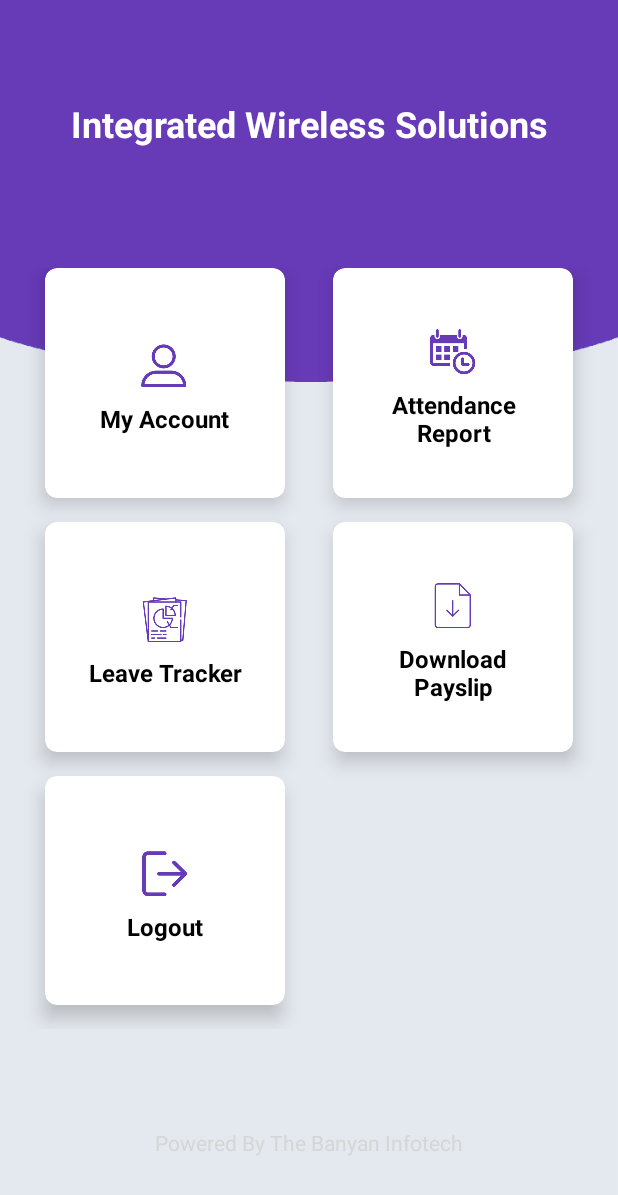
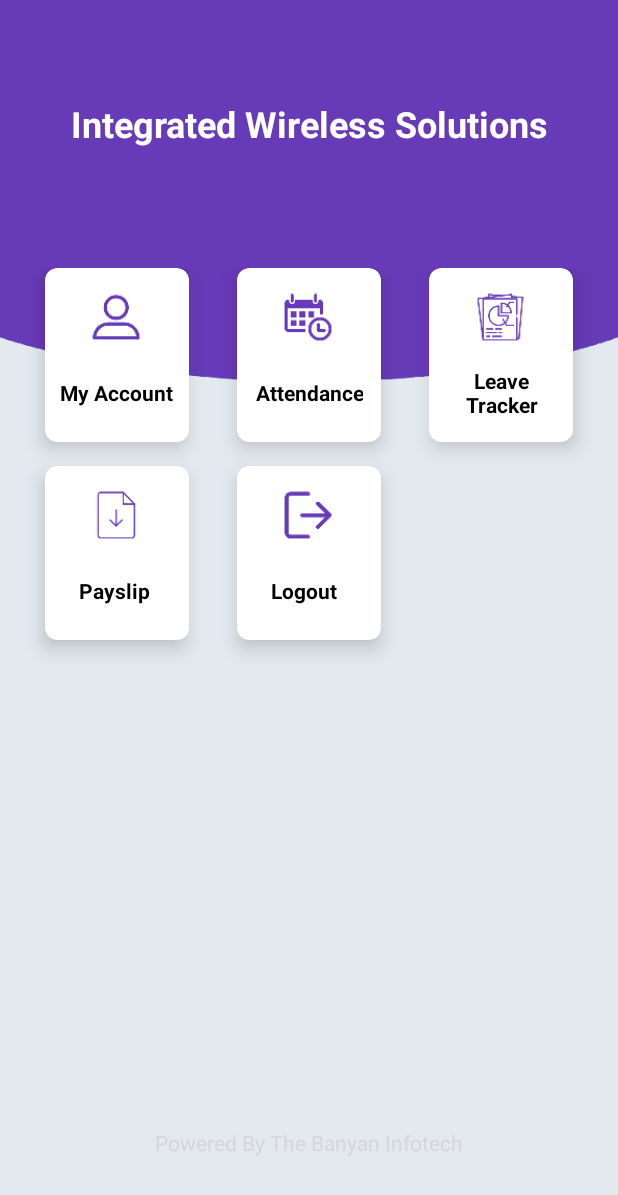
Before and after one commit to banyanandroid/AndroidIWS, an Android app: the screen it shows after launch (MainActivity), on a phone screen of 412 x 824 dp. Shown: the top 1195 px of the screen. Run offline under Robolectric (Android 15) with nearby library versions, the phone set to English and light mode, and no system bars.

Commit message:
//grid changed

```diff
--- a/app/src/main/res/layout/activity_main.xml
+++ b/app/src/main/res/layout/activity_main.xml
@@ -37,8 +37,8 @@
             android:layout_height="0dp"
             android:layout_weight="6.5"
             android:alignmentMode="alignMargins"
-            android:columnCount="2"
-            android:columnOrderPreserved="false"
+            android:columnCount="3"
+            android:layout_gravity="center"
             android:padding="14dp"
             android:rowCount="3">
 
@@ -47,8 +47,7 @@
             <!-- Column 1 -->
             <android.support.v7.widget.CardView
                 android:layout_width="0dp"
-                android:layout_height="0dp"
-                android:layout_rowWeight="1"
+                android:layout_height="wrap_content"
                 android:layout_columnWeight="1"
                 android:layout_marginLeft="16dp"
                 android:layout_marginRight="16dp"
@@ -60,22 +59,23 @@
                     android:layout_width="wrap_content"
                     android:layout_height="wrap_content"
                     android:layout_gravity="center_horizontal|center_vertical"
-                    android:layout_margin="16dp"
+                    android:layout_margin="8dp"
                     android:orientation="vertical">
 
                     <ImageView
-                        android:layout_width="wrap_content"
-                        android:layout_height="wrap_content"
+                        android:layout_width="50dp"
+                        android:layout_height="50dp"
                         android:layout_gravity="center_horizontal"
                         android:src="@mipmap/ic_account" />
 
                     <TextView
                         android:layout_width="wrap_content"
-                        android:layout_height="wrap_content"
+                        android:layout_height="50dp"
+                        android:gravity="center"
                         android:text="My Account"
                         android:textAlignment="center"
                         android:textColor="@android:color/black"
-                        android:textSize="16sp"
+                        android:textSize="14sp"
                         android:textStyle="bold" />
 
                 </LinearLayout>
@@ -85,8 +85,7 @@
             <!-- Column 2 -->
             <android.support.v7.widget.CardView
                 android:layout_width="0dp"
-                android:layout_height="0dp"
-                android:layout_rowWeight="1"
+                android:layout_height="wrap_content"
                 android:layout_columnWeight="1"
                 android:layout_marginLeft="16dp"
                 android:layout_marginRight="16dp"
@@ -98,22 +97,23 @@
                     android:layout_width="wrap_content"
                     android:layout_height="wrap_content"
                     android:layout_gravity="center_horizontal|center_vertical"
-                    android:layout_margin="16dp"
+                    android:layout_margin="8dp"
                     android:orientation="vertical">
 
                     <ImageView
-                        android:layout_width="wrap_content"
-                        android:layout_height="wrap_content"
+                        android:layout_width="50dp"
+                        android:layout_height="50dp"
                         android:layout_gravity="center_horizontal"
                         android:src="@mipmap/ic_attendance" />
 
                     <TextView
                         android:layout_width="wrap_content"
-                        android:layout_height="wrap_content"
-                        android:text="Attendance Report"
+                        android:layout_height="50dp"
+                        android:gravity="center"
+                        android:text="Attendance"
                         android:textAlignment="center"
                         android:textColor="@android:color/black"
-                        android:textSize="16sp"
+                        android:textSize="14sp"
                         android:textStyle="bold" />
 
                 </LinearLayout>
@@ -123,8 +123,7 @@
             <!-- Column 1 -->
             <android.support.v7.widget.CardView
                 android:layout_width="0dp"
-                android:layout_height="0dp"
-                android:layout_rowWeight="1"
+                android:layout_height="wrap_content"
                 android:layout_columnWeight="1"
                 android:layout_marginLeft="16dp"
                 android:layout_marginRight="16dp"
@@ -136,22 +135,23 @@
                     android:layout_width="wrap_content"
                     android:layout_height="wrap_content"
                     android:layout_gravity="center_horizontal|center_vertical"
-                    android:layout_margin="16dp"
+                    android:layout_margin="8dp"
                     android:orientation="vertical">
 
                     <ImageView
-                        android:layout_width="wrap_content"
-                        android:layout_height="wrap_content"
+                        android:layout_width="50dp"
+                        android:layout_height="50dp"
                         android:layout_gravity="center_horizontal"
                         android:src="@mipmap/ic_leave" />
 
                     <TextView
                         android:layout_width="wrap_content"
-                        android:layout_height="wrap_content"
+                        android:layout_height="50dp"
+                        android:gravity="center"
                         android:text="Leave Tracker"
                         android:textAlignment="center"
                         android:textColor="@android:color/black"
-                        android:textSize="16sp"
+                        android:textSize="14sp"
                         android:textStyle="bold" />
 
                 </LinearLayout>
@@ -161,8 +161,7 @@
             <!-- Column 2 -->
             <android.support.v7.widget.CardView
                 android:layout_width="0dp"
-                android:layout_height="0dp"
-                android:layout_rowWeight="1"
+                android:layout_height="wrap_content"
                 android:layout_columnWeight="1"
                 android:layout_marginLeft="16dp"
                 android:layout_marginRight="16dp"
@@ -174,22 +173,23 @@
                     android:layout_width="wrap_content"
                     android:layout_height="wrap_content"
                     android:layout_gravity="center_horizontal|center_vertical"
-                    android:layout_margin="16dp"
+                    android:layout_margin="8dp"
                     android:orientation="vertical">
 
                     <ImageView
-                        android:layout_width="wrap_content"
-                        android:layout_height="wrap_content"
+                        android:layout_width="50dp"
+                        android:layout_height="50dp"
                         android:layout_gravity="center_horizontal"
                         android:src="@mipmap/ic_download" />
 
                     <TextView
                         android:layout_width="wrap_content"
-                        android:layout_height="wrap_content"
-                        android:text="Download Payslip"
+                        android:layout_height="50dp"
+                        android:gravity="center"
+                        android:text="Payslip"
                         android:textAlignment="center"
                         android:textColor="@android:color/black"
-                        android:textSize="16sp"
+                        android:textSize="14sp"
                         android:textStyle="bold" />
 
                 </LinearLayout>
@@ -199,8 +199,7 @@
             <!-- Column 1 -->
             <android.support.v7.widget.CardView
                 android:layout_width="0dp"
-                android:layout_height="0dp"
-                android:layout_rowWeight="1"
+                android:layout_height="wrap_content"
                 android:layout_columnWeight="1"
                 android:layout_marginLeft="16dp"
                 android:layout_marginRight="16dp"
@@ -212,22 +211,23 @@
                     android:layout_width="wrap_content"
                     android:layout_height="wrap_content"
                     android:layout_gravity="center_horizontal|center_vertical"
-                    android:layout_margin="16dp"
+                    android:layout_margin="8dp"
                     android:orientation="vertical">
 
                     <ImageView
-                        android:layout_width="wrap_content"
-                        android:layout_height="wrap_content"
+                        android:layout_width="50dp"
+                        android:layout_height="50dp"
                         android:layout_gravity="center_horizontal"
                         android:src="@mipmap/ic_logout" />
 
                     <TextView
                         android:layout_width="wrap_content"
-                        android:layout_height="wrap_content"
+                        android:layout_height="50dp"
+                        android:gravity="center"
                         android:text="Logout"
                         android:textAlignment="center"
                         android:textColor="@android:color/black"
-                        android:textSize="16sp"
+                        android:textSize="14sp"
                         android:textStyle="bold" />
 
                 </LinearLayout>
```
